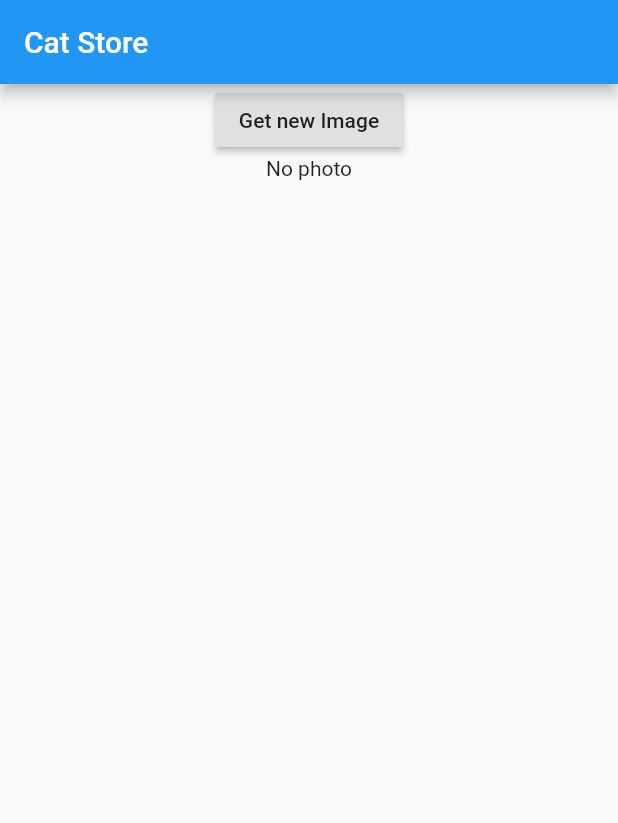
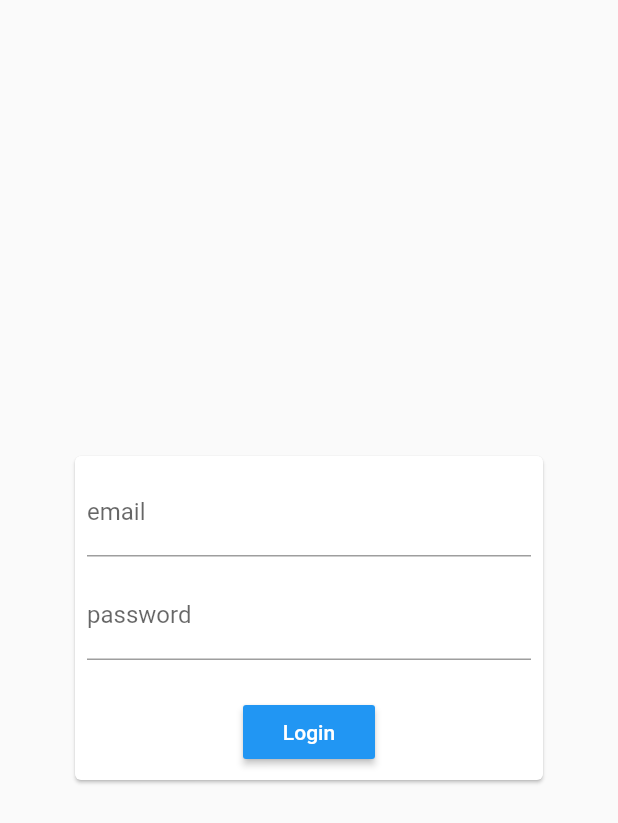
Before and after one commit to sungphamdinh/get_x_experiment, a Flutter app: the screen it shows after launch, on a phone screen of 412 x 824 dp. Shown: the top 823 px of the screen. Run offline on Flutter 3.47's test engine with Material 2 defaults, Android fonts, the phone set to English and light mode, and no system bars; our stand-ins replace dio, get.

Commit message:
handle form with get

```diff
--- /dev/null
+++ b/lib/login/auth_controller.dart
@@ -0,0 +1,25 @@
+import 'package:get/get.dart';
+
+class AuthController extends GetxController {
+  String email = '';
+  String password = '';
+  final error = ''.obs;
+
+  void updateEmail(String value) {
+    email = value;
+  }
+
+  void updatePass(String value) {
+    password = value;
+  }
+
+  bool login() {
+    if (email.isEmpty || password.isEmpty) {
+      error("Email or Password is empty!");
+      return false;
+    } else {
+      error('');
+      return true;
+    }
+  }
+}
--- /dev/null
+++ b/lib/login/login_form.dart
@@ -0,0 +1,54 @@
+import 'package:flutter/material.dart';
+import 'package:get/get.dart';
+import 'package:get_x_experiment/login/home_screen.dart';
+import 'auth_controller.dart';
+
+class LoginForm extends StatelessWidget {
+  final authController = Get.find<AuthController>();
+
+  @override
+  Widget build(BuildContext context) {
+    return Card(
+      child: Container(
+        width: MediaQuery.of(context).size.width - 100,
+        padding: EdgeInsets.all(8),
+        child: Column(
+          mainAxisAlignment: MainAxisAlignment.center,
+          mainAxisSize: MainAxisSize.min,
+          children: [
+            TextField(
+              decoration: InputDecoration(labelText: 'email'),
+              onChanged: (value) {
+                authController.updateEmail(value);
+              },
+            ),
+            SizedBox(
+              height: 10,
+            ),
+            TextField(
+                decoration: InputDecoration(labelText: 'password'),
+                onChanged: (value) {
+                  authController.updatePass(value);
+                }),
+            Obx(() => Text(
+                  authController.error.value,
+                  style: TextStyle(color: Colors.red, fontSize: 12),
+                )),
+            SizedBox(
+              height: 10,
+            ),
+            RaisedButton(
+              child: Text("Login"),
+              color: Colors.blue,
+              textColor: Colors.white,
+              onPressed: () {
+                final isSuccess = authController.login();
+                if (isSuccess) Get.off(HomeScreen());
+              },
+            )
+          ],
+        ),
+      ),
+    );
+  }
+}
--- /dev/null
+++ b/lib/login/login_screen.dart
@@ -0,0 +1,16 @@
+import 'package:flutter/material.dart';
+import 'package:get/get.dart';
+
+import 'auth_controller.dart';
+import 'login_form.dart';
+
+class LoginScreen extends StatelessWidget {
+  final authController = Get.put(AuthController());
+
+  @override
+  Widget build(BuildContext context) {
+    return Scaffold(
+      body: Center(child: LoginForm()),
+    );
+  }
+}
--- a/lib/main.dart
+++ b/lib/main.dart
@@ -1,6 +1,7 @@
 import 'package:flutter/material.dart';
 import 'package:get/get.dart';
-import 'package:get_x_experiment/cat_store/screens/home_screen.dart';
+
+import 'login/login_screen.dart';
 
 void main() {
   runApp(GetMaterialApp(
@@ -12,6 +13,7 @@ class App extends StatelessWidget {
   @override
   Widget build(BuildContext context) {
     // return CounterScreen();
-    return CatScreen();
+    // return CatScreen();
+    return LoginScreen();
   }
 }
```
Also changed, not shown: lib/login/home_screen.dart (added, +15 -0 lines).
